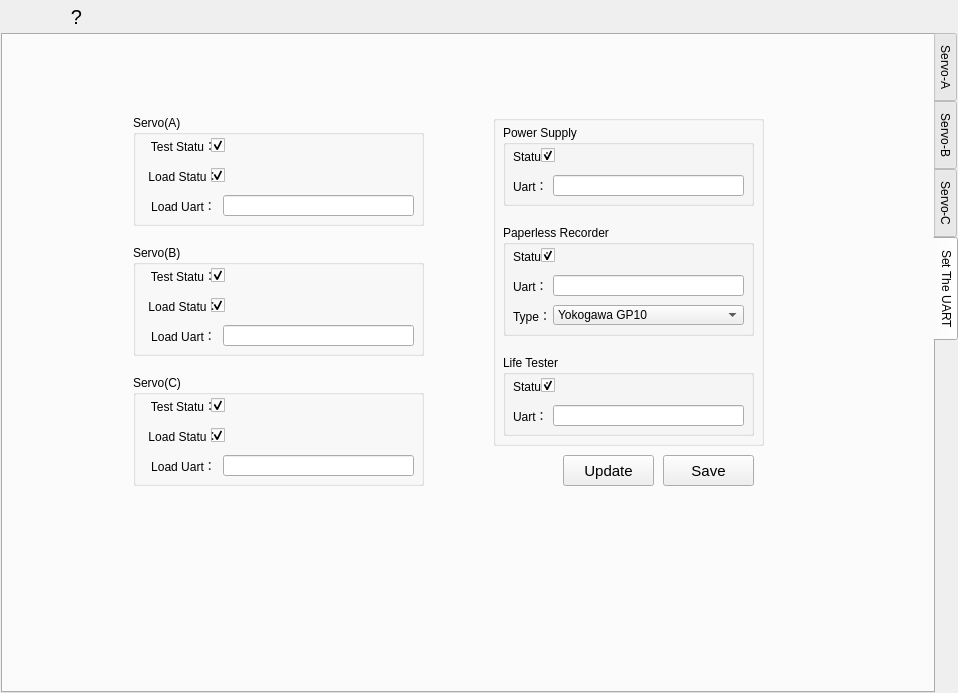
Old version of the form ElectricalAccessories/formdisplay.ui in the repository ColTam/tonstep.
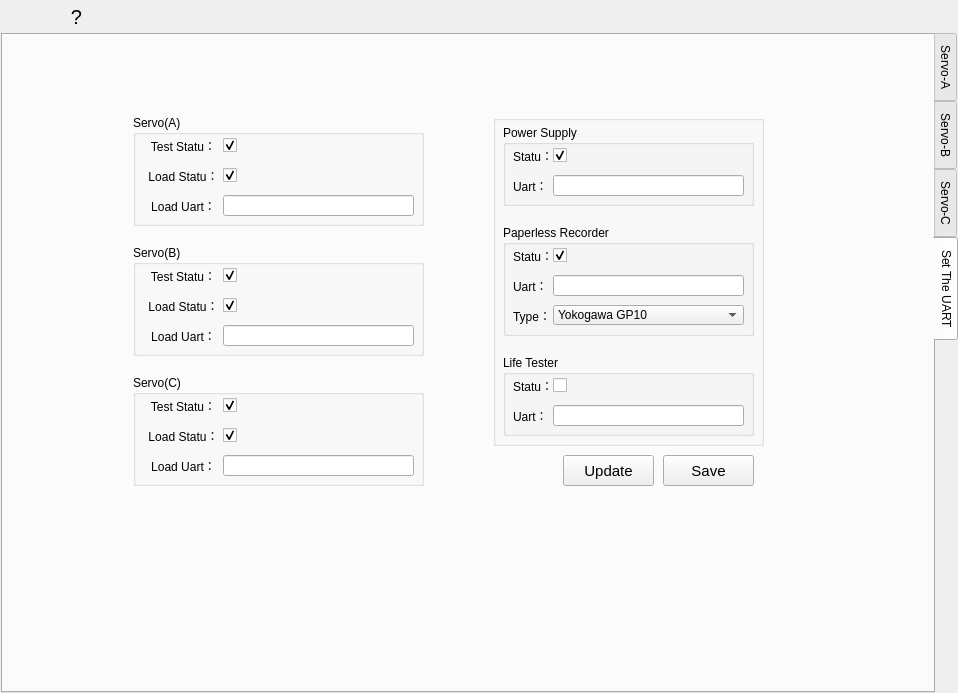
New version of the form. Icons and pictures are not drawn.

```diff
--- a/ElectricalAccessories/formdisplay.ui
+++ b/ElectricalAccessories/formdisplay.ui
@@ -1185,9 +1185,9 @@
          </property>
          <property name="geometry">
           <rect>
-           <x>38</x>
+           <x>50</x>
            <y>20</y>
-           <width>201</width>
+           <width>191</width>
            <height>21</height>
           </rect>
          </property>
@@ -1298,9 +1298,9 @@
          </property>
          <property name="geometry">
           <rect>
-           <x>38</x>
+           <x>50</x>
            <y>20</y>
-           <width>201</width>
+           <width>191</width>
            <height>21</height>
           </rect>
          </property>
@@ -1414,9 +1414,9 @@
          </property>
          <property name="geometry">
           <rect>
-           <x>38</x>
+           <x>50</x>
            <y>20</y>
-           <width>201</width>
+           <width>191</width>
            <height>21</height>
           </rect>
          </property>
@@ -1431,7 +1431,7 @@
            <normaloff>:/icon/icon/off.png</normaloff>:/icon/icon/off.png</iconset>
          </property>
          <property name="checked">
-          <bool>true</bool>
+          <bool>false</bool>
          </property>
          <property name="tristate">
           <bool>false</bool>
@@ -1553,9 +1553,9 @@
         </property>
         <property name="geometry">
          <rect>
-          <x>78</x>
+          <x>90</x>
           <y>20</y>
-          <width>201</width>
+          <width>191</width>
           <height>21</height>
          </rect>
         </property>
@@ -1595,9 +1595,9 @@
         </property>
         <property name="geometry">
          <rect>
-          <x>78</x>
+          <x>90</x>
           <y>50</y>
-          <width>201</width>
+          <width>191</width>
           <height>21</height>
          </rect>
         </property>
@@ -1659,9 +1659,9 @@
         </property>
         <property name="geometry">
          <rect>
-          <x>78</x>
+          <x>90</x>
           <y>50</y>
-          <width>201</width>
+          <width>191</width>
           <height>21</height>
          </rect>
         </property>
@@ -1736,9 +1736,9 @@
         </property>
         <property name="geometry">
          <rect>
-          <x>78</x>
+          <x>90</x>
           <y>20</y>
-          <width>201</width>
+          <width>191</width>
           <height>21</height>
          </rect>
         </property>
@@ -1784,9 +1784,9 @@
         </property>
         <property name="geometry">
          <rect>
-          <x>78</x>
+          <x>90</x>
           <y>20</y>
-          <width>201</width>
+          <width>191</width>
           <height>21</height>
          </rect>
         </property>
@@ -1874,9 +1874,9 @@
         </property>
         <property name="geometry">
          <rect>
-          <x>78</x>
+          <x>90</x>
           <y>50</y>
-          <width>201</width>
+          <width>191</width>
           <height>21</height>
          </rect>
         </property>
```
Left out of the diff: 40 changed lines with no effect on the pictures.
